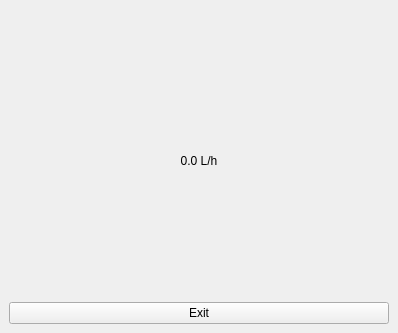
The window that obdscan.ui (takyonxxx/Elm327_Wifi_Obd2_Qt_Project) describes before a commit, drawn with Qt 5; both pictures show x 0 to 398 and y 260 to 593 of the 398 by 593 pixel window.
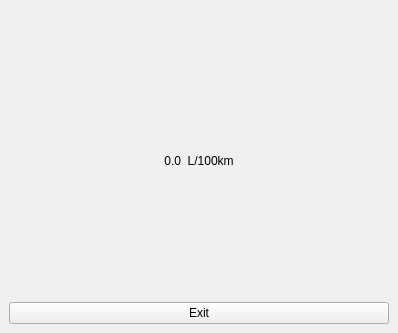
The same window after the commit.

What changed in the file:
```diff
--- a/obdscan.ui
+++ b/obdscan.ui
@@ -156,7 +156,7 @@
       <item>
        <widget class="QLabel" name="labelFuelConsumption">
         <property name="text">
-         <string>0.0 L/h</string>
+         <string>0.0  L/100km</string>
         </property>
         <property name="alignment">
          <set>Qt::AlignCenter</set>
```
Left out of the diff: 2 changed lines with no effect on the pictures.
